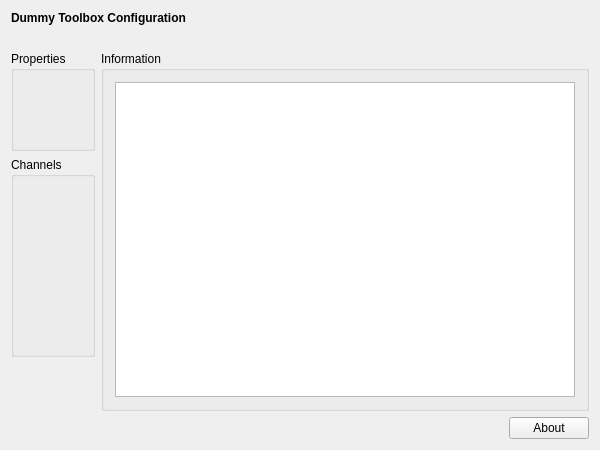
Above: applications/mne_x/plugins/averaging/FormFiles/averagingsetup.ui from mne-tools/mne-cpp before the change. Below: the same form after it.
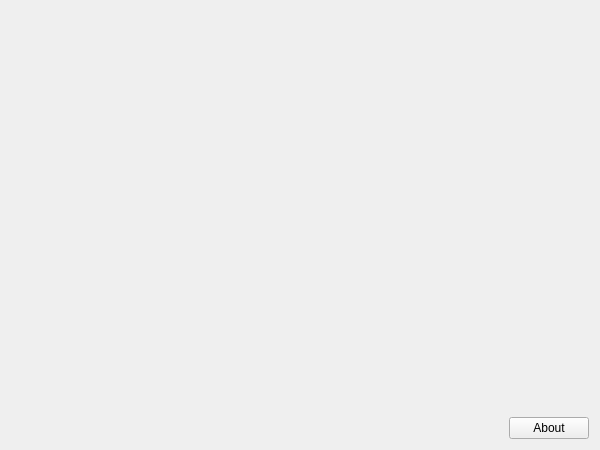
That is the form after the change. Icons and pictures are not drawn.

```diff
--- a/applications/mne_x/plugins/averaging/FormFiles/averagingsetup.ui
+++ b/applications/mne_x/plugins/averaging/FormFiles/averagingsetup.ui
@@ -14,113 +14,9 @@
    <string>DummySetupWidget</string>
   </property>
   <layout class="QVBoxLayout" name="verticalLayout">
-   <item>
-    <widget class="QLabel" name="m_qLabel_Headline">
-     <property name="font">
-      <font>
-       <weight>75</weight>
-       <bold>true</bold>
-      </font>
-     </property>
-     <property name="text">
-      <string>Dummy Toolbox Configuration</string>
-     </property>
-    </widget>
-   </item>
-   <item>
-    <spacer name="m_qVerticalSpacer_Headline">
-     <property name="orientation">
-      <enum>Qt::Vertical</enum>
-     </property>
-     <property name="sizeType">
-      <enum>QSizePolicy::Fixed</enum>
-     </property>
-     <property name="sizeHint" stdset="0">
-      <size>
-       <width>20</width>
-       <height>20</height>
-      </size>
-     </property>
-    </spacer>
-   </item>
    <item>
     <layout class="QGridLayout" name="m_qGridLayout_main">
-     <item row="0" column="0">
-      <widget class="QGroupBox" name="m_qGroupBox_Properties">
-       <property name="sizePolicy">
-        <sizepolicy hsizetype="Minimum" vsizetype="Preferred">
-         <horstretch>0</horstretch>
-         <verstretch>0</verstretch>
-        </sizepolicy>
-       </property>
-       <property name="minimumSize">
-        <size>
-         <width>0</width>
-         <height>100</height>
-        </size>
-       </property>
-       <property name="title">
-        <string>Properties</string>
-       </property>
-       <property name="flat">
-        <bool>false</bool>
-       </property>
-       <layout class="QGridLayout" name="m_qGridLayout_Properties"/>
-      </widget>
-     </item>
      <item row="1" column="0">
-      <widget class="QGroupBox" name="m_qGroupBox_Channels">
-       <property name="sizePolicy">
-        <sizepolicy hsizetype="Preferred" vsizetype="Minimum">
-         <horstretch>0</horstretch>
-         <verstretch>0</verstretch>
-        </sizepolicy>
-       </property>
-       <property name="minimumSize">
-        <size>
-         <width>0</width>
-         <height>200</height>
-        </size>
-       </property>
-       <property name="title">
-        <string>Channels</string>
-       </property>
-       <layout class="QGridLayout" name="m_qGridLayout_Channels"/>
-      </widget>
-     </item>
-     <item row="3" column="1">
-      <spacer name="m_qHorizontalSpacer_About">
-       <property name="orientation">
-        <enum>Qt::Horizontal</enum>
-       </property>
-       <property name="sizeHint" stdset="0">
-        <size>
-         <width>40</width>
-         <height>20</height>
-        </size>
-       </property>
-      </spacer>
-     </item>
-     <item row="0" column="1" rowspan="3" colspan="2">
-      <widget class="QGroupBox" name="m_qGroupBox_Information">
-       <property name="title">
-        <string>Information</string>
-       </property>
-       <layout class="QGridLayout" name="m_qGridLayout_Information">
-        <item row="0" column="0">
-         <widget class="QTextBrowser" name="m_qTextBrowser_Information"/>
-        </item>
-       </layout>
-      </widget>
-     </item>
-     <item row="3" column="2">
-      <widget class="QPushButton" name="m_qPushButton_About">
-       <property name="text">
-        <string>About</string>
-       </property>
-      </widget>
-     </item>
-     <item row="2" column="0">
       <spacer name="m_qVerticalSpacer_LeftRow">
        <property name="orientation">
         <enum>Qt::Vertical</enum>
@@ -133,6 +29,39 @@
        </property>
       </spacer>
      </item>
+     <item row="2" column="2">
+      <widget class="QPushButton" name="m_qPushButton_About">
+       <property name="text">
+        <string>About</string>
+       </property>
+      </widget>
+     </item>
+     <item row="2" column="1">
+      <spacer name="m_qHorizontalSpacer_About">
+       <property name="orientation">
+        <enum>Qt::Horizontal</enum>
+       </property>
+       <property name="sizeHint" stdset="0">
+        <size>
+         <width>40</width>
+         <height>20</height>
+        </size>
+       </property>
+      </spacer>
+     </item>
+     <item row="0" column="1" colspan="2">
+      <widget class="QLabel" name="m_qLabelAveragingImage">
+       <property name="text">
+        <string/>
+       </property>
+       <property name="pixmap">
+        <pixmap resource="../averaging.qrc">:/images/averaging_logo.png</pixmap>
+       </property>
+       <property name="alignment">
+        <set>Qt::AlignRight|Qt::AlignTrailing|Qt::AlignVCenter</set>
+       </property>
+      </widget>
+     </item>
     </layout>
    </item>
   </layout>
```
Left out of the diff: 4 changed lines with no effect on the pictures.
